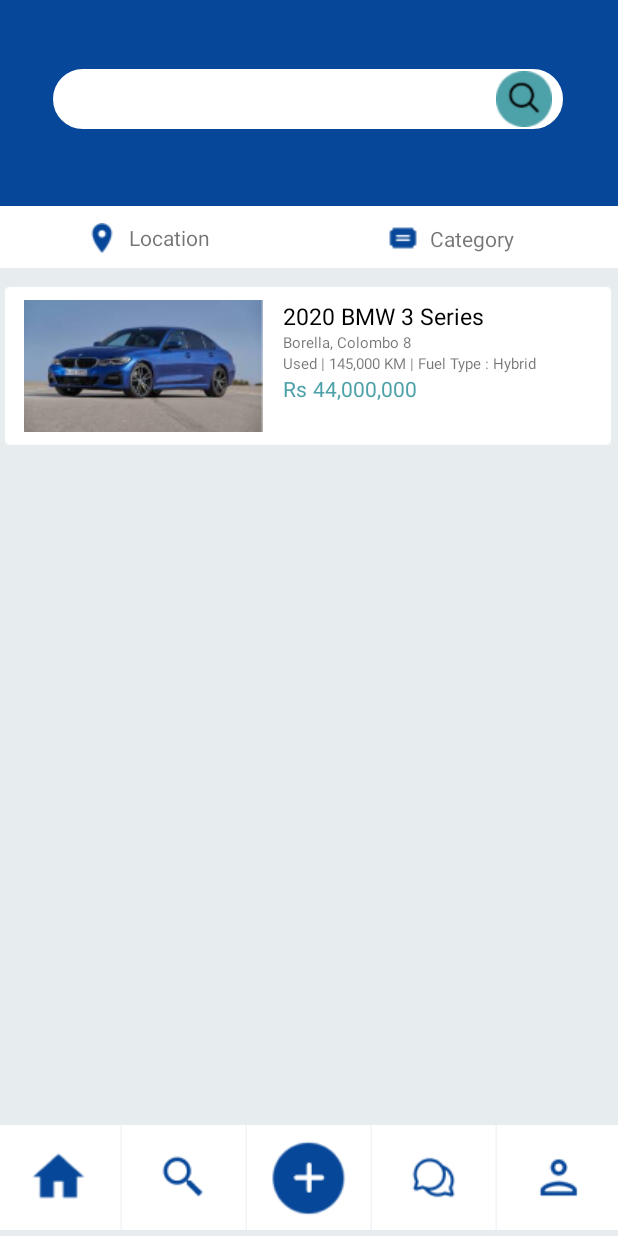
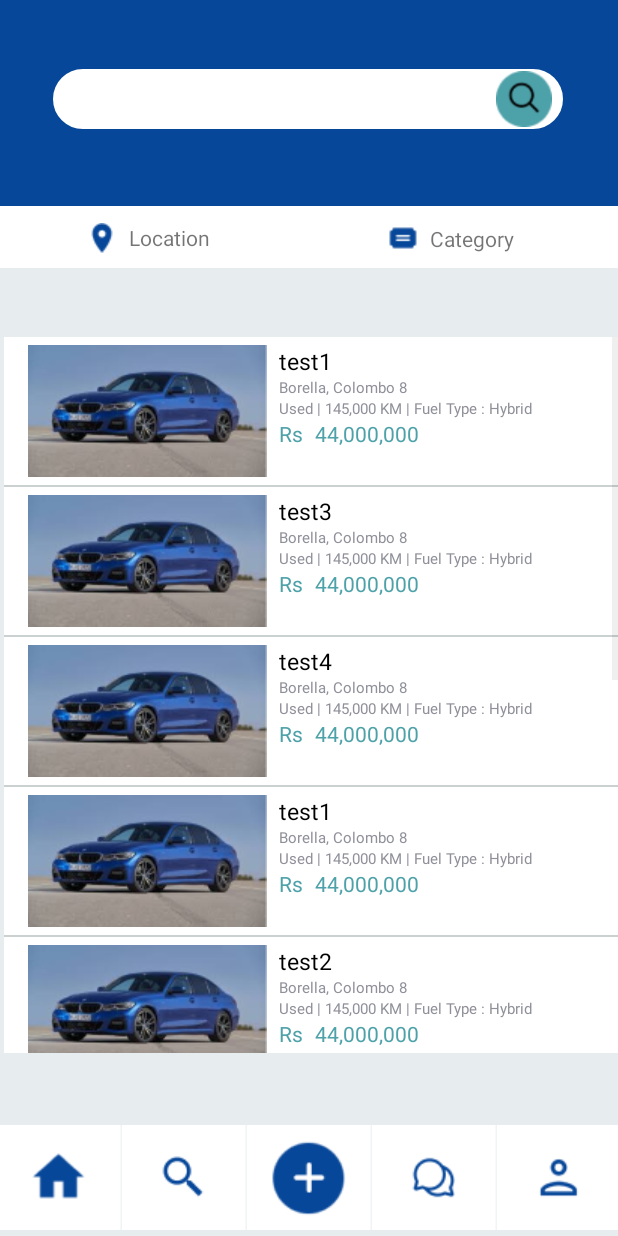
Before and after one commit to Sudharaka200/wheel-deal-mobile-app, an Android app: the home screen opened directly, with no data from a screen before it, on a phone screen of 412 x 824 dp. Run offline under Robolectric (Android 15) with nearby library versions, the phone set to English and light mode, and no system bars.

Commit message:
home add list view done

```diff
--- a/app/src/main/java/com/example/wheeldeal/home.java
+++ b/app/src/main/java/com/example/wheeldeal/home.java
@@ -4,12 +4,38 @@ import android.content.Intent;
 import android.os.Bundle;
 import android.view.View;
 import android.widget.ImageView;
+import android.widget.ListView;
+import android.widget.SimpleAdapter;
 
 import androidx.activity.EdgeToEdge;
 import androidx.appcompat.app.AppCompatActivity;
 
+import java.util.ArrayList;
+import java.util.HashMap;
+import java.util.Objects;
+
 public class home extends AppCompatActivity {
 
+    ListView addListView;
+
+    String addTitle[] = {"test1","test3","test4","test1","test2","test3","test4","test1","test2","test3"};
+
+    int addImage[] = {
+            R.drawable.caricon,
+            R.drawable.caricon,
+            R.drawable.caricon,
+            R.drawable.caricon,
+            R.drawable.caricon,
+            R.drawable.caricon,
+            R.drawable.caricon,
+            R.drawable.caricon,
+            R.drawable.caricon,
+            R.drawable.caricon,
+            R.drawable.caricon,
+            R.drawable.caricon,
+            R.drawable.caricon,
+            R.drawable.caricon,
+            };
 
     @Override
     protected void onCreate(Bundle savedInstanceState) {
@@ -17,16 +43,43 @@ public class home extends AppCompatActivity {
         EdgeToEdge.enable(this);
         setContentView(R.layout.activity_home);
 
+        addListView = findViewById(R.id.addList);
+
+        ArrayList<HashMap<String, Object>> list = new ArrayList<>();
+
+        for (int i = 0; i < addTitle.length; i++){
+            HashMap<String, Object> map = new HashMap<>();
+            map.put("addTitle", addTitle[i]);
+            map.put("addImage",addImage[i]);
+            list.add(map);
+        }
+        String[] from = {"addTitle","addImage"};
+
+        int to[] = {R.id.addTitle, R.id.addImg};
+
+        SimpleAdapter simpleAdapter = new SimpleAdapter(getApplicationContext(),list, R.layout.list_view_s, from, to);
+
+        addListView.setAdapter(simpleAdapter);
+
+
+
+
+
+
+
+
+
+
         //addView
-        ImageView img = findViewById(R.id.imgPost);
-
-        img.setOnClickListener(new View.OnClickListener() {
-            @Override
-            public void onClick(View v) {
-                Intent intent = new Intent(getApplicationContext(), addView.class);
-                startActivity(intent);
-            }
-        });
+//        ImageView img = findViewById(R.id.imgPost);
+//
+//        img.setOnClickListener(new View.OnClickListener() {
+//            @Override
+//            public void onClick(View v) {
+//                Intent intent = new Intent(getApplicationContext(), addView.class);
+//                startActivity(intent);
+//            }
+//        });
 
         //buttonCategory
         ImageView imgCategory = findViewById(R.id.btnCategory);
--- a/app/src/main/res/layout/activity_home.xml
+++ b/app/src/main/res/layout/activity_home.xml
@@ -17,6 +17,17 @@
         app:layout_constraintStart_toStartOf="parent"
         app:layout_constraintTop_toTopOf="parent"
         app:layout_constraintVertical_bias="0.0">
+
+        <ListView
+            android:id="@+id/addList"
+            android:layout_width="409dp"
+            android:layout_height="477dp"
+            android:layout_marginBottom="2dp"
+            app:layout_constraintBottom_toTopOf="@+id/imgSearch"
+            app:layout_constraintEnd_toEndOf="parent"
+            app:layout_constraintHorizontal_bias="1.0"
+            app:layout_constraintStart_toStartOf="parent"
+            app:layout_constraintTop_toBottomOf="@+id/btnLocation" />
 
         <ImageView
             android:id="@+id/imageView6"
@@ -105,95 +116,6 @@
             app:layout_constraintTop_toTopOf="@+id/imageView27" />
 
         <ImageView
-            android:id="@+id/imgPost"
-            android:layout_width="wrap_content"
-            android:layout_height="wrap_content"
-            app:layout_constraintBottom_toBottomOf="parent"
-            app:layout_constraintEnd_toEndOf="parent"
-            app:layout_constraintHorizontal_bias="0.428"
-            app:layout_constraintStart_toStartOf="parent"
-            app:layout_constraintTop_toBottomOf="@+id/btnLocation"
-            app:layout_constraintVertical_bias="0.024"
-            app:srcCompat="@drawable/rectangle_3502" />
-
-        <ImageView
-            android:id="@+id/imageView43"
-            android:layout_width="wrap_content"
-            android:layout_height="wrap_content"
-            app:layout_constraintBottom_toBottomOf="@+id/imgPost"
-            app:layout_constraintEnd_toEndOf="@+id/imgPost"
-            app:layout_constraintHorizontal_bias="0.053"
-            app:layout_constraintStart_toStartOf="@+id/imgPost"
-            app:layout_constraintTop_toTopOf="@+id/imgPost"
-            app:srcCompat="@drawable/caricon" />
-
-        <TextView
-            android:id="@+id/textView40"
-            android:layout_width="wrap_content"
-            android:layout_height="wrap_content"
-            android:text="2020 BMW 3 Series"
-            android:textColor="@color/black"
-            android:textSize="15dp"
-            app:layout_constraintBottom_toBottomOf="@+id/imageView43"
-            app:layout_constraintEnd_toEndOf="parent"
-            app:layout_constraintHorizontal_bias="0.132"
-            app:layout_constraintStart_toEndOf="@+id/imageView43"
-            app:layout_constraintTop_toTopOf="@+id/imageView43"
-            app:layout_constraintVertical_bias="0.0" />
-
-        <TextView
-            android:id="@+id/textView41"
-            android:layout_width="wrap_content"
-            android:layout_height="wrap_content"
-            android:text="Borella, Colombo 8"
-            android:textSize="10dp"
-            app:layout_constraintBottom_toBottomOf="@+id/imgPost"
-            app:layout_constraintEnd_toEndOf="@+id/textView40"
-            app:layout_constraintHorizontal_bias="0.0"
-            app:layout_constraintStart_toStartOf="@+id/textView40"
-            app:layout_constraintTop_toBottomOf="@+id/textView40"
-            app:layout_constraintVertical_bias="0.0" />
-
-        <TextView
-            android:id="@+id/textView42"
-            android:layout_width="wrap_content"
-            android:layout_height="wrap_content"
-            android:text="Used | 145,000 KM | Fuel Type : Hybrid"
-            android:textSize="10dp"
-            app:layout_constraintBottom_toBottomOf="@+id/imgPost"
-            app:layout_constraintEnd_toEndOf="@+id/textView41"
-            app:layout_constraintHorizontal_bias="0.0"
-            app:layout_constraintStart_toStartOf="@+id/textView41"
-            app:layout_constraintTop_toBottomOf="@+id/textView41"
-            app:layout_constraintVertical_bias="0.0" />
-
-        <TextView
-            android:id="@+id/textView43"
-            android:layout_width="wrap_content"
-            android:layout_height="wrap_content"
-            android:text="Rs"
-            android:textColor="#4DA1A9"
-            app:layout_constraintBottom_toBottomOf="@+id/imgPost"
-            app:layout_constraintEnd_toEndOf="@+id/textView42"
-            app:layout_constraintHorizontal_bias="0.0"
-            app:layout_constraintStart_toStartOf="@+id/textView42"
-            app:layout_constraintTop_toBottomOf="@+id/textView42"
-            app:layout_constraintVertical_bias="0.0" />
-
-        <TextView
-            android:id="@+id/textView44"
-            android:layout_width="wrap_content"
-            android:layout_height="wrap_content"
-            android:text="44,000,000"
-            android:textColor="#4DA1A9"
-            app:layout_constraintBottom_toBottomOf="@+id/textView43"
-            app:layout_constraintEnd_toEndOf="parent"
-            app:layout_constraintHorizontal_bias="0.029"
-            app:layout_constraintStart_toEndOf="@+id/textView43"
-            app:layout_constraintTop_toTopOf="@+id/textView43"
-            app:layout_constraintVertical_bias="0.0" />
-
-        <ImageView
             android:id="@+id/imageView7"
             android:layout_width="wrap_content"
             android:layout_height="wrap_content"
--- a/app/src/main/res/layout/activity_myads.xml
+++ b/app/src/main/res/layout/activity_myads.xml
@@ -47,7 +47,7 @@
         app:srcCompat="@drawable/rectangle_3502" />
 
     <ImageView
-        android:id="@+id/imageView43"
+        android:id="@+id/imgAdd"
         android:layout_width="wrap_content"
         android:layout_height="wrap_content"
         app:layout_constraintBottom_toBottomOf="@+id/imgPost"
@@ -64,11 +64,11 @@
         android:text="2020 BMW 3 Series"
         android:textColor="@color/black"
         android:textSize="15dp"
-        app:layout_constraintBottom_toBottomOf="@+id/imageView43"
+        app:layout_constraintBottom_toBottomOf="@+id/imgAdd"
         app:layout_constraintEnd_toEndOf="parent"
         app:layout_constraintHorizontal_bias="0.132"
-        app:layout_constraintStart_toEndOf="@+id/imageView43"
-        app:layout_constraintTop_toTopOf="@+id/imageView43"
+        app:layout_constraintStart_toEndOf="@+id/imgAdd"
+        app:layout_constraintTop_toTopOf="@+id/imgAdd"
         app:layout_constraintVertical_bias="0.0" />
 
     <TextView
--- /dev/null
+++ b/app/src/main/res/layout/list_view_s.xml
@@ -0,0 +1,80 @@
+<?xml version="1.0" encoding="utf-8"?>
+<androidx.constraintlayout.widget.ConstraintLayout xmlns:android="http://schemas.android.com/apk/res/android"
+    xmlns:app="http://schemas.android.com/apk/res-auto"
+    xmlns:tools="http://schemas.android.com/tools"
+    android:layout_width="match_parent"
+    android:background="#FFF"
+    android:layout_height="match_parent">
+
+        <ImageView
+            android:id="@+id/addImg"
+            android:layout_width="wrap_content"
+            android:layout_height="wrap_content"
+            android:layout_marginTop="5dp"
+            android:layout_marginBottom="5dp"
+            app:layout_constraintBottom_toBottomOf="parent"
+            app:layout_constraintEnd_toEndOf="parent"
+            app:layout_constraintHorizontal_bias="0.063"
+            app:layout_constraintStart_toStartOf="parent"
+            app:layout_constraintTop_toTopOf="parent"
+            app:layout_constraintVertical_bias="0.024"
+            app:srcCompat="@drawable/caricon" />
+
+        <TextView
+            android:id="@+id/addTitle"
+            android:layout_width="wrap_content"
+            android:layout_height="wrap_content"
+            android:layout_marginStart="8dp"
+            android:text="2020 BMW 3 Series"
+            android:textColor="@color/black"
+            android:textSize="15dp"
+            app:layout_constraintBottom_toBottomOf="@+id/addImg"
+            app:layout_constraintStart_toEndOf="@+id/addImg"
+            app:layout_constraintTop_toTopOf="@+id/addImg"
+            app:layout_constraintVertical_bias="0.0" />
+
+        <TextView
+            android:id="@+id/addArea"
+            android:layout_width="wrap_content"
+            android:layout_height="wrap_content"
+            android:text="Borella, Colombo 8"
+            android:textSize="10dp"
+            app:layout_constraintEnd_toEndOf="@+id/addTitle"
+            app:layout_constraintHorizontal_bias="0.0"
+            app:layout_constraintStart_toStartOf="@+id/addTitle"
+            app:layout_constraintTop_toBottomOf="@+id/addTitle" />
+
+        <TextView
+            android:id="@+id/addMiniDetails"
+            android:layout_width="wrap_content"
+            android:layout_height="wrap_content"
+            android:text="Used | 145,000 KM | Fuel Type : Hybrid"
+            android:textSize="10dp"
+            app:layout_constraintEnd_toEndOf="@+id/addArea"
+            app:layout_constraintHorizontal_bias="0.0"
+            app:layout_constraintStart_toStartOf="@+id/addArea"
+            app:layout_constraintTop_toBottomOf="@+id/addArea" />
+
+        <TextView
+            android:id="@+id/textView66"
+            android:layout_width="wrap_content"
+            android:layout_height="wrap_content"
+            android:text="Rs"
+            android:textColor="#4DA1A9"
+            app:layout_constraintEnd_toEndOf="@+id/addMiniDetails"
+            app:layout_constraintHorizontal_bias="0.0"
+            app:layout_constraintStart_toStartOf="@+id/addMiniDetails"
+            app:layout_constraintTop_toBottomOf="@+id/addMiniDetails" />
+
+        <TextView
+            android:id="@+id/addPrice"
+            android:layout_width="wrap_content"
+            android:layout_height="wrap_content"
+            android:text="44,000,000"
+            android:textColor="#4DA1A9"
+            app:layout_constraintEnd_toEndOf="@+id/addMiniDetails"
+            app:layout_constraintHorizontal_bias="0.097"
+            app:layout_constraintStart_toEndOf="@+id/textView66"
+            app:layout_constraintTop_toBottomOf="@+id/addMiniDetails" />
+
+</androidx.constraintlayout.widget.ConstraintLayout>
```
